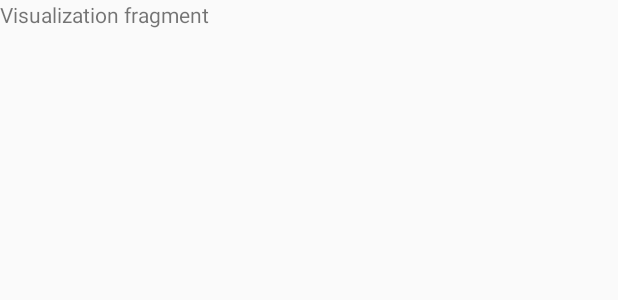
After one commit to 2IMN00-16/Android, an Android app: the layout fragment_visualization.xml on its own in the app's theme, with its tools: preview values and no code run, on a phone screen of 412 x 824 dp. The commit adds this screen. Shown: the top 300 px of the screen. Run offline under Robolectric (Android 15) with nearby library versions, the phone set to English and light mode, and no system bars.

Commit message:
Revert "Remove VisualizationFragment"
This reverts commit bef2b328050f4074a9cf5f25a10f270bb24d34da.

```diff
--- a/app/src/main/java/nl/tue/san/ui/MainActivity.java
+++ b/app/src/main/java/nl/tue/san/ui/MainActivity.java
@@ -118,6 +118,8 @@ public class MainActivity extends AppCompatActivity
                 return HomeFragment.newInstance();
             case TASK_SET:
                 return TaskSetFragment.newInstance();
+            case VISUALIZATION:
+                return VisualizationFragment.newInstance();
             default:
                 throw new IllegalStateException("Unknown ContentType "+contentType);
         }
@@ -224,7 +226,8 @@ public class MainActivity extends AppCompatActivity
      */
     private enum ContentType {
         HOME(R.id.nav_home),
-        TASK_SET(R.id.nav_task_set);
+        TASK_SET(R.id.nav_task_set),
+        VISUALIZATION(R.id.nav_visualization);
 
         /**
          * The identifier of the button in the navigation drawer that leads to a ContentType being
--- /dev/null
+++ b/app/src/main/res/layout/fragment_visualization.xml
@@ -0,0 +1,13 @@
+<FrameLayout xmlns:android="http://schemas.android.com/apk/res/android"
+    xmlns:tools="http://schemas.android.com/tools"
+    android:layout_width="match_parent"
+    android:layout_height="match_parent"
+    tools:context="nl.tue.san.sanseminar.nl.tue.san.ui.VisualizationFragment">
+
+    <!-- TODO: Update blank fragment layout -->
+    <TextView
+        android:layout_width="match_parent"
+        android:layout_height="match_parent"
+        android:text="Visualization fragment" />
+
+</FrameLayout>
--- a/app/src/main/res/menu/activity_main_drawer.xml
+++ b/app/src/main/res/menu/activity_main_drawer.xml
@@ -10,5 +10,9 @@
             android:id="@+id/nav_task_set"
             android:icon="@drawable/ic_menu_manage"
             android:title="@string/nav_title_task_set" />
+        <item
+            android:id="@+id/nav_visualization"
+            android:icon="@drawable/ic_menu_manage"
+            android:title="@string/nav_title_visualization" />
     </group>
 </menu>
--- a/app/src/main/res/values/strings.xml
+++ b/app/src/main/res/values/strings.xml
@@ -8,6 +8,7 @@
     <string name="nav_title_home">Home</string>
     <string name="nav_group_title_settings">Settings</string>
     <string name="nav_title_task_set">Task set</string>
+    <string name="nav_title_visualization">Visualization</string>
 
     <!-- TODO: Remove or change this placeholder text -->
     <string name="hello_blank_fragment">Hello blank fragment</string>
```
Also changed, not shown: app/src/main/java/nl/tue/san/ui/VisualizationFragment.java (added, +47 -0 lines).
